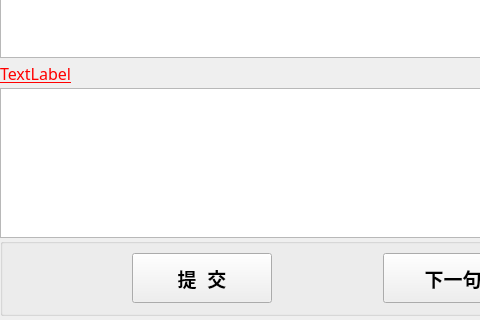
Before: the Qt Designer form pytyping/typing.ui in zhxhcoder/python_study, drawn with Qt 5; both pictures show x 0 to 480 and y 160 to 480 of the 640 by 480 pixel window.
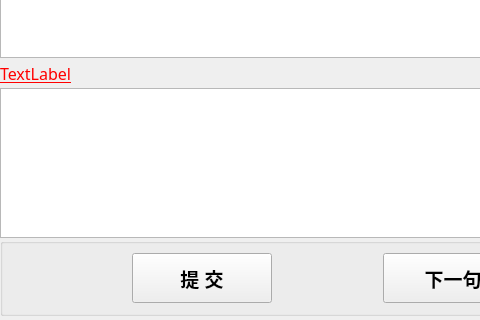
After: the same form once the commit is applied.

Diff of the .ui file:
```diff
--- a/pytyping/typing.ui
+++ b/pytyping/typing.ui
@@ -253,7 +253,7 @@
           <cursorShape>PointingHandCursor</cursorShape>
          </property>
          <property name="text">
-          <string>提  交</string>
+                                        <string>提 交</string>
          </property>
         </widget>
        </item>
```
Lines whose indentation alone changed are shown as unchanged.
